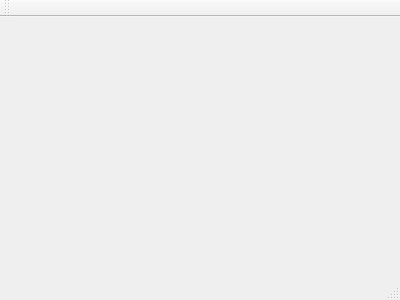
Qt form mainwindow.ui (Autokrator/PvZ) before a commit.
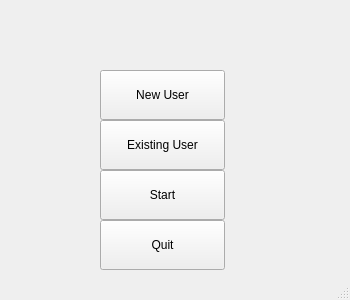
The same form after that commit.

Commit message: -Added start button functionality and connected game and main windows -Added status bar messages

Patch:
```diff
--- a/mainwindow.ui
+++ b/mainwindow.ui
@@ -1,24 +1,86 @@
 <ui version="4.0">
  <class>MainWindow</class>
- <widget class="QMainWindow" name="MainWindow" >
-  <property name="geometry" >
+ <widget class="QMainWindow" name="MainWindow">
+  <property name="geometry">
    <rect>
     <x>0</x>
     <y>0</y>
-    <width>400</width>
+    <width>350</width>
     <height>300</height>
    </rect>
   </property>
-  <property name="windowTitle" >
+  <property name="minimumSize">
+   <size>
+    <width>350</width>
+    <height>300</height>
+   </size>
+  </property>
+  <property name="maximumSize">
+   <size>
+    <width>350</width>
+    <height>300</height>
+   </size>
+  </property>
+  <property name="windowTitle">
    <string>MainWindow</string>
   </property>
-  <widget class="QMenuBar" name="menuBar" />
-  <widget class="QToolBar" name="mainToolBar" />
-  <widget class="QWidget" name="centralWidget" />
-  <widget class="QStatusBar" name="statusBar" />
+  <widget class="QWidget" name="centralWidget">
+   <widget class="QPushButton" name="newUserButton">
+    <property name="geometry">
+     <rect>
+      <x>100</x>
+      <y>70</y>
+      <width>125</width>
+      <height>50</height>
+     </rect>
+    </property>
+    <property name="text">
+     <string>New User</string>
+    </property>
+   </widget>
+   <widget class="QPushButton" name="existUserButton">
+    <property name="geometry">
+     <rect>
+      <x>100</x>
+      <y>120</y>
+      <width>125</width>
+      <height>50</height>
+     </rect>
+    </property>
+    <property name="text">
+     <string>Existing User</string>
+    </property>
+   </widget>
+   <widget class="QPushButton" name="quitButton">
+    <property name="geometry">
+     <rect>
+      <x>100</x>
+      <y>220</y>
+      <width>125</width>
+      <height>50</height>
+     </rect>
+    </property>
+    <property name="text">
+     <string>Quit</string>
+    </property>
+   </widget>
+   <widget class="QPushButton" name="startButton">
+    <property name="geometry">
+     <rect>
+      <x>100</x>
+      <y>170</y>
+      <width>125</width>
+      <height>50</height>
+     </rect>
+    </property>
+    <property name="text">
+     <string>Start</string>
+    </property>
+   </widget>
+  </widget>
+  <widget class="QStatusBar" name="statusBar"/>
  </widget>
- <layoutDefault spacing="6" margin="11" />
- <pixmapfunction></pixmapfunction>
+ <layoutdefault spacing="6" margin="11"/>
  <resources/>
  <connections/>
 </ui>
```
Left out of the diff: 1 changed line with no effect on the pictures. The commit also changes 7 other files.
